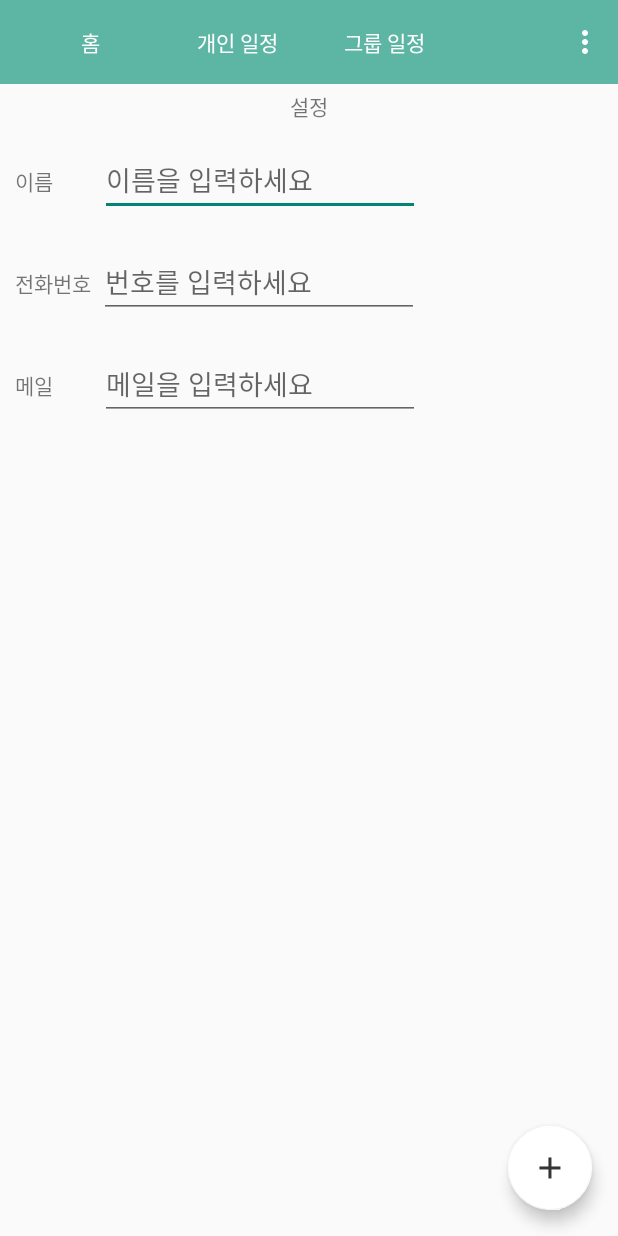
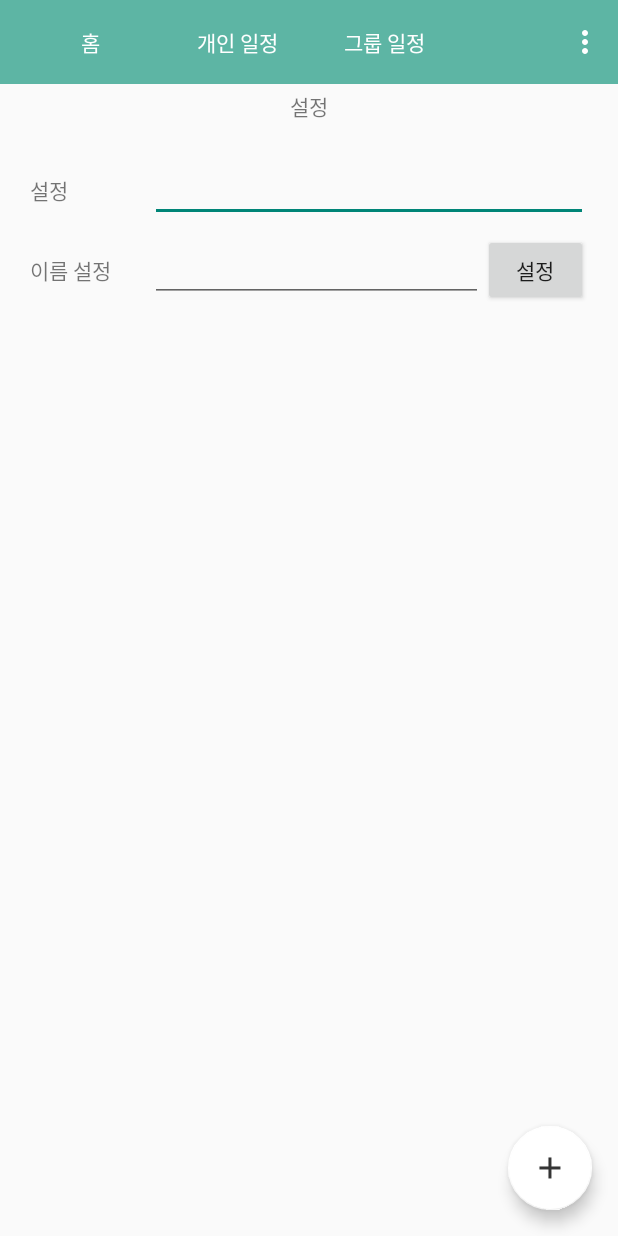
Before and after one commit to hw1210/openproject, an Android app: the setting screen opened directly, with no data from a screen before it, on a phone screen of 412 x 824 dp. Run offline under Robolectric (Android 15) with nearby library versions, the light colour scheme and no system bars.

Commit message:
설정 수정

```diff
--- a/app/src/main/res/layout/activity_add_group.xml
+++ b/app/src/main/res/layout/activity_add_group.xml
@@ -143,8 +143,9 @@
                 android:layout_height="match_parent"
                 android:layout_weight="1"
                 android:paddingStart="15dp"
+                android:paddingEnd="2dp"
                 android:paddingTop="10dp"
-                android:textSize="20dp"
+                android:textSize="20sp"
                 android:background="#89C7B6"
                 android:text="@string/사용자" />
 
--- a/app/src/main/res/layout/activity_group__list.xml
+++ b/app/src/main/res/layout/activity_group__list.xml
@@ -28,7 +28,6 @@
                 android:layout_width="wrap_content"
                 android:layout_height="wrap_content"
                 android:layout_marginEnd="10dp"
-                android:layout_marginRight="10dp"
                 android:text="@string/홈" />
 
             <Button
@@ -37,7 +36,6 @@
                 android:layout_width="wrap_content"
                 android:layout_height="wrap_content"
                 android:layout_marginEnd="10dp"
-                android:layout_marginRight="10dp"
                 android:text="@string/개인일정" />
 
             <Button
@@ -46,7 +44,6 @@
                 android:layout_width="wrap_content"
                 android:layout_height="wrap_content"
                 android:layout_marginEnd="10dp"
-                android:layout_marginRight="10dp"
                 android:text="@string/그룹일정" />
         </LinearLayout>
     </android.support.v7.widget.Toolbar>
@@ -73,7 +70,6 @@
         android:layout_height="wrap_content"
         android:layout_marginBottom="17dp"
         android:layout_marginEnd="17dp"
-        android:layout_marginRight="17dp"
         app:backgroundTint="#FFFFFF"
         app:layout_constraintBottom_toBottomOf="parent"
         app:layout_constraintEnd_toEndOf="parent"
--- a/app/src/main/res/layout/activity_main.xml
+++ b/app/src/main/res/layout/activity_main.xml
@@ -191,8 +191,7 @@
             android:numColumns="7"
             android:stretchMode="columnWidth"
             android:verticalSpacing="1dp"
-            tools:layout_editor_absoluteX="0dp"
-            tools:layout_editor_absoluteY="112dp" />
+            app:layout_constraintTop_toBottomOf="@id/week" />
 
     </LinearLayout>
 
--- a/app/src/main/res/layout/activity_setting.xml
+++ b/app/src/main/res/layout/activity_setting.xml
@@ -63,84 +63,62 @@
         android:layout_width="match_parent"
         android:layout_height="wrap_content"
         android:orientation="vertical"
+        android:layout_marginLeft="20dp"
+        android:layout_marginRight="20dp"
+        android:layout_marginTop="20dp"
         app:layout_constraintTop_toBottomOf="@+id/Title">
 
         <LinearLayout
             android:layout_width="match_parent"
-            android:layout_height="wrap_content"
-            android:orientation="horizontal"
-            android:layout_marginRight="10dp"
-            android:layout_marginLeft="10dp"
-            android:layout_marginTop="10dp"
-            android:layout_marginBottom="10dp">
-
-            <TextView
-                android:id="@+id/name_text"
-                android:layout_width="wrap_content"
-                android:layout_height="wrap_content"
-                android:layout_marginRight="31dp"
-                android:text="이름" />
-
-            <EditText
-                android:id="@+id/input_myName"
-                android:layout_width="wrap_content"
-                android:layout_height="wrap_content"
-                android:ems="10"
-                android:hint="이름을 입력하세요"
-                android:inputType="textPersonName"
-                tools:layout_editor_absoluteX="69dp"
-                tools:layout_editor_absoluteY="98dp" />
-        </LinearLayout>
-
-    <LinearLayout
-        android:layout_width="match_parent"
-        android:layout_height="wrap_content"
-        android:orientation="horizontal"
-        android:layout_marginRight="10dp"
-        android:layout_marginLeft="10dp"
-        android:layout_marginTop="10dp"
-        android:layout_marginBottom="10dp">
+            android:layout_height="50dp"
+            android:orientation="horizontal">
 
             <TextView
                 android:id="@+id/phone_text"
-            android:layout_width="wrap_content"
+                android:layout_width="80dp"
                 android:layout_height="wrap_content"
-            android:layout_marginRight="5dp"
-            android:text="전화번호" />
-
+                android:text="@string/설정" />
 
             <EditText
                 android:id="@+id/input_phone"
-                android:layout_width="wrap_content"
+                android:layout_width="0dp"
                 android:layout_height="wrap_content"
+                android:layout_weight="1"
+                android:singleLine="true"
+                android:textSize="15sp"
                 android:ems="10"
-                android:hint="번호를 입력하세요"
                 android:inputType="phone" />
         </LinearLayout>
 
         <LinearLayout
+            android:id="@+id/name_text"
             android:layout_width="match_parent"
-        android:layout_height="wrap_content"
-        android:layout_marginRight="10dp"
-        android:layout_marginLeft="10dp"
-        android:layout_marginTop="10dp"
-        android:layout_marginBottom="10dp"
+            android:layout_height="50dp"
             android:orientation="horizontal">
 
             <TextView
-            android:id="@+id/mail_text"
-            android:layout_width="wrap_content"
+                android:layout_width="80dp"
                 android:layout_height="wrap_content"
-            android:text="메일"
-            android:layout_marginRight="31dp" />
+                android:text="@string/이름설정" />
+
 
             <EditText
-                android:id="@+id/input_mail"
-                android:layout_width="wrap_content"
-                android:layout_height="48dp"
+                android:id="@+id/input_myName"
+                android:layout_width="0dp"
+                android:layout_height="wrap_content"
+                android:layout_weight="1"
+                android:singleLine="true"
+                android:textSize="15sp"
                 android:ems="10"
-                android:hint="메일을 입력하세요"
-                android:inputType="textEmailAddress" />
+                android:hint="@string/이름입력"
+                android:inputType="textPersonName" />
+
+            <Button
+                android:id="@+id/myName_button"
+                android:layout_width="70dp"
+                android:layout_height="wrap_content"
+                android:text="@string/설정" />
+
         </LinearLayout>
     </LinearLayout>
 
--- a/app/src/main/res/values/strings.xml
+++ b/app/src/main/res/values/strings.xml
@@ -48,6 +48,10 @@
     <string name="조회">조회</string>
     <string name="그룹멤버">그룹 멤버</string>
     <string name="사용자">사용자</string>
+    <!--설정-->
+    <string name="계정">계정</string>
+    <string name="이름설정">이름 설정</string>
+    <string name="이름입력"></string>
     <!--그외-->
     <string name="sample">sample</string>
     <string name="title_activity_settings">Settings</string>
```
Lines whose indentation alone changed are shown as unchanged.
